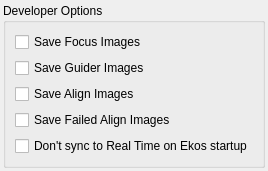
This is kstars/options/opsdeveloper.ui in KDE/kstars as Qt 5 draws it before an edit. The edited form follows.
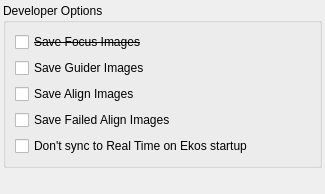
This is the edited form.

What changed in the file:
```diff
--- a/kstars/options/opsdeveloper.ui
+++ b/kstars/options/opsdeveloper.ui
@@ -6,8 +6,8 @@
    <rect>
     <x>0</x>
     <y>0</y>
-    <width>170</width>
-    <height>107</height>
+    <width>325</width>
+    <height>194</height>
    </rect>
   </property>
   <layout class="QGridLayout" name="gridLayout">
@@ -36,6 +36,11 @@
        <layout class="QGridLayout" name="gridLayout_2">
         <item row="0" column="0">
          <widget class="QCheckBox" name="kcfg_SaveFocusImages">
+          <property name="font">
+           <font>
+            <strikeout>true</strikeout>
+           </font>
+          </property>
           <property name="toolTip">
            <string>&lt;html&gt;&lt;head/&gt;&lt;body&gt;&lt;p&gt;Save autofocus frames. Only enable to troubleshoot autofocus by examining frames. This can consume a lot of storage space.&lt;/p&gt;&lt;/body&gt;&lt;/html&gt;</string>
           </property>
```
Left out of the diff: 2 changed lines with no effect on the pictures.
